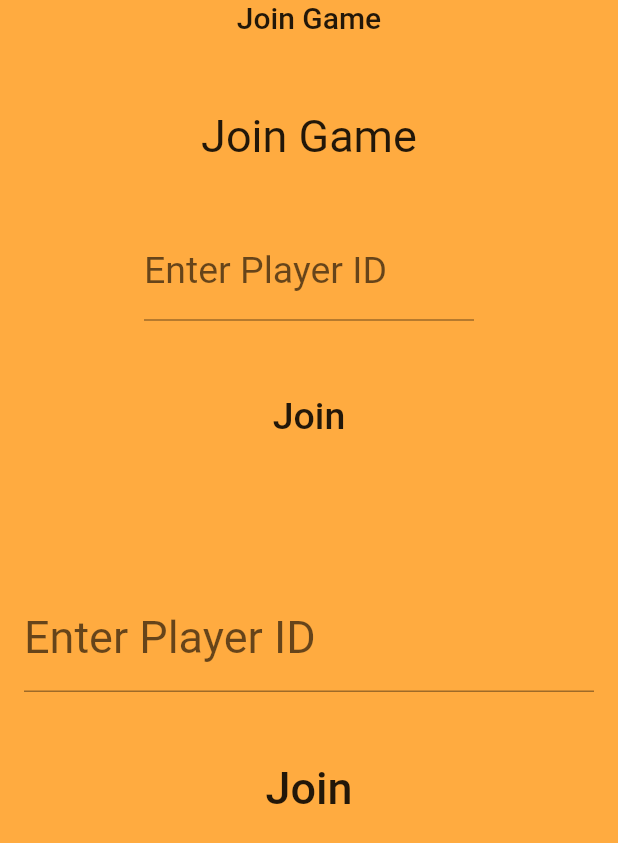
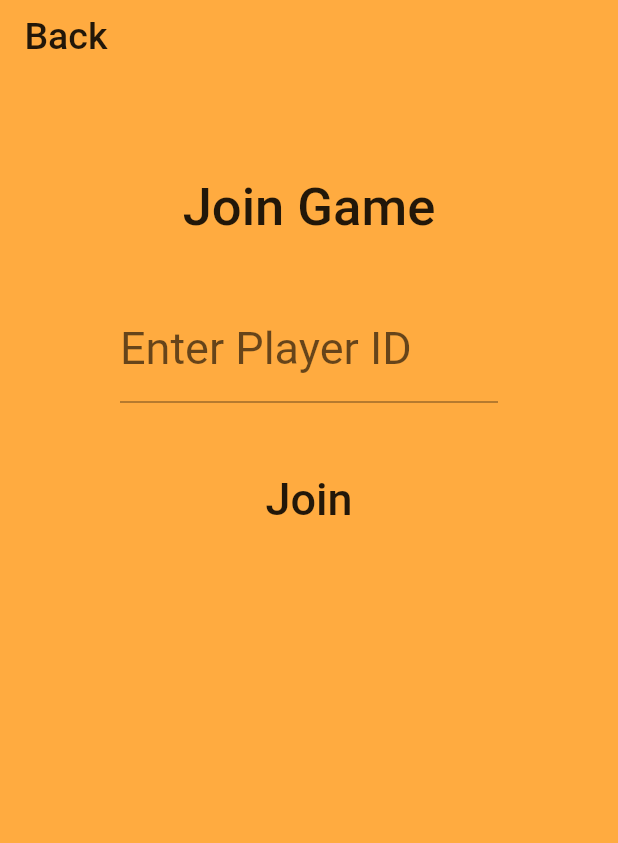
Before and after one commit to spike-monster/spike_monster, a Flutter app: the JoinPage screen opened directly, on a phone screen of 412 x 824 dp. Shown: the top 843 px of the screen. Run offline on Flutter 3.47's test engine with Material 2 defaults, Android fonts, the phone set to English and light mode, and no system bars; our stand-ins replace animated_text_kit, cloud_firestore, equatable, firebase_auth, firebase_core, google_fonts and 1 more; missing offline and left inert: local_hero; accounts and stored records are empty; statements that could not run were skipped.

Commit message:
fix JoinPage

```diff
--- a/lib/view/join_page.dart
+++ b/lib/view/join_page.dart
@@ -25,7 +25,16 @@ class _JoinPageState extends State<JoinPage> {
       Navigator.of(context).push(MaterialPageRoute(
       builder: (context) => const ProfilePage()));
       },
-              child: Center(
+        child: const Text(
+          'Back',
+          style: TextStyle(
+            fontSize: 25,
+          ),
+        ),
+      ),
+          Container(
+            padding: const EdgeInsets.symmetric(
+                horizontal: 80.0, vertical: 70.0),
             child: Column(
               mainAxisAlignment: MainAxisAlignment.center,
               crossAxisAlignment: CrossAxisAlignment.stretch,
@@ -34,51 +43,8 @@ class _JoinPageState extends State<JoinPage> {
                   'Join Game',
                   textAlign: TextAlign.center,
                   style: TextStyle(
-                        fontSize: 20,
-                      ),
-                    ),
-                    Container(
-                      padding: const EdgeInsets.symmetric(
-                          horizontal: 80.0, vertical: 50.0),
-                      child: Column(
-                        mainAxisAlignment: MainAxisAlignment.center,
-                        crossAxisAlignment: CrossAxisAlignment.stretch,
-                        children: [
-                          const Text(
-                            'Join Game',
-                            textAlign: TextAlign.center,
-                            style: TextStyle(
-                              fontWeight: FontWeight.w400,
-                              fontSize: 30,
-                            ),
-                          ),
-                          const SizedBox(
-                            height: 40,
-                          ),
-                          TextField(
-                            onChanged: (value) {
-                              playerID = value;
-                            },
-                            obscureText: true,
-                            decoration: const InputDecoration(
-                                labelText: 'Enter Player ID',
-                                labelStyle: TextStyle(
-                                  fontSize: 25,
-                                )),
-                          ),
-                          const SizedBox(
-                            height: 40,
-                          ),
-                          MaterialButton(
-                            onPressed: () {},
-                            child: const Text(
-                              'Join',
-                              style: TextStyle(
-                                fontSize: 25,
-                              ),
-                            ),
-                          ),
-                        ],
+                    fontWeight: FontWeight.w500,
+                    fontSize: 35,
                   ),
                 ),
                 const SizedBox(
@@ -93,8 +59,7 @@ class _JoinPageState extends State<JoinPage> {
                       labelText: 'Enter Player ID',
                       labelStyle: TextStyle(
                         fontSize: 30,
-                        ),
-                      ),
+                      )),
                 ),
                 const SizedBox(
                   height: 40,
@@ -111,7 +76,6 @@ class _JoinPageState extends State<JoinPage> {
               ],
             ),
           ),
-            ),
         ],
       ),
     ),
--- a/lib/view/profile_page.dart
+++ b/lib/view/profile_page.dart
@@ -172,7 +172,7 @@ class _ProfilePageState extends State<ProfilePage> {
               ],
             ),
             const Padding(
-              padding: EdgeInsets.only(left: 100),
+              padding: EdgeInsets.only(left: 160),
             ),
             Column(
                 mainAxisAlignment: MainAxisAlignment.center,
```
Also changed, not shown: lib/view/create_page.dart (+24 -4 lines). Lines whose indentation alone changed are shown as unchanged.
